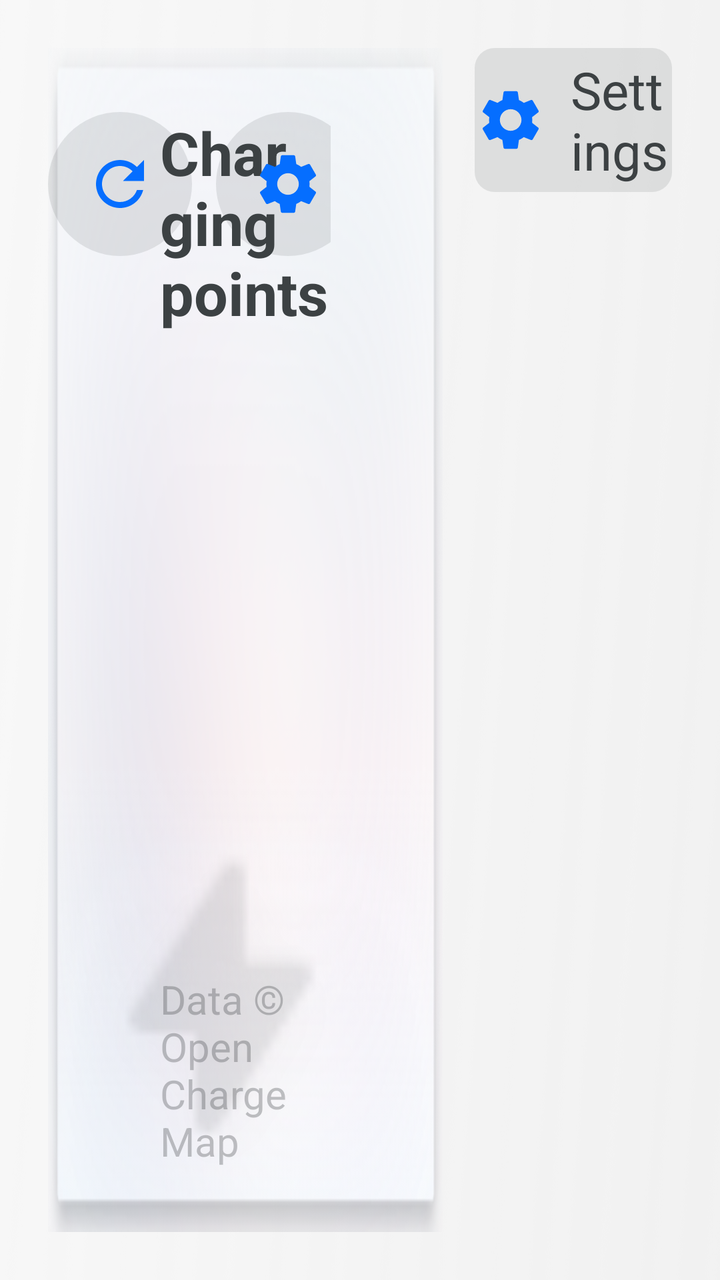
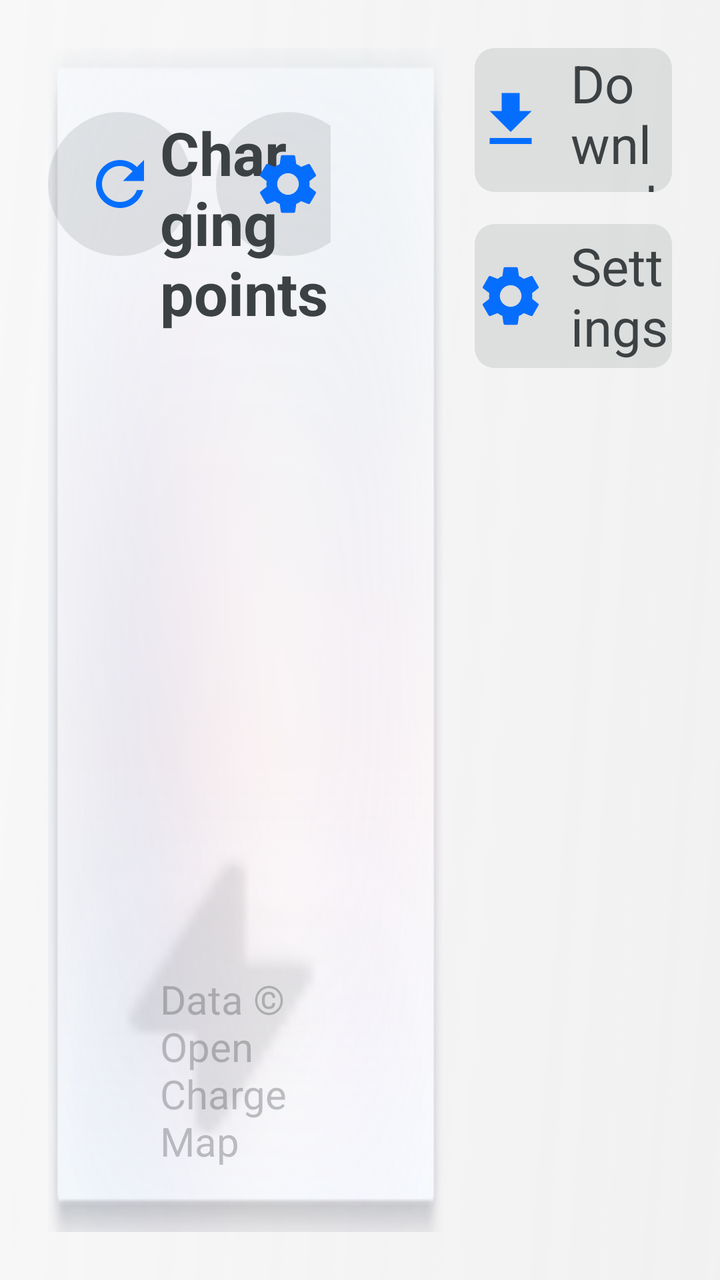

Compare the two renders of this Android layout. The source of the first and the diff that turns it into the second are given below.
<!-- AndroidManifest.xml: application theme Theme.MG4SimpleLauncher -->
<!-- res/layout/fragment_charging.xml -->
<?xml version="1.0" encoding="utf-8"?>
<LinearLayout xmlns:android="http://schemas.android.com/apk/res/android"
    android:layout_width="match_parent"
    android:layout_height="match_parent"
    android:baselineAligned="false"
    android:orientation="horizontal"
    android:padding="@dimen/screen_padding">

    <FrameLayout
        android:id="@+id/charging_card"
        android:layout_width="0dp"
        android:layout_height="match_parent"
        android:layout_weight="2"
        android:layout_marginEnd="@dimen/card_gap"
        android:background="@drawable/smallcard_selector"
        android:clickable="true"
        android:focusable="true">

        
        <ImageView
            android:layout_width="@dimen/charging_bolt_width"
            android:layout_height="@dimen/charging_bolt_height"
            android:layout_gravity="bottom|end"
            android:layout_marginEnd="@dimen/charging_bolt_margin_end"
            android:layout_marginBottom="@dimen/charging_bolt_margin_bottom"
            android:alpha="0.12"
            android:background="@drawable/ic_charging_bolt"
            android:contentDescription="@null" />

        <LinearLayout
            android:layout_width="match_parent"
            android:layout_height="match_parent"
            android:orientation="vertical"
            android:paddingStart="@dimen/charging_card_padding_h"
            android:paddingEnd="@dimen/charging_card_padding_h"
            android:paddingTop="@dimen/charging_card_padding_v"
            android:paddingBottom="@dimen/charging_card_padding_v">

            <TextView
                android:layout_width="wrap_content"
                android:layout_height="wrap_content"
                android:text="@string/charging_title"
                android:textColor="@color/text_primary"
                android:textSize="@dimen/small_card_label_size"
                android:textStyle="bold" />

            <LinearLayout
                android:id="@+id/charging_card_results"
                android:layout_width="match_parent"
                android:layout_height="0dp"
                android:layout_weight="1"
                android:layout_marginTop="14dp"
                android:orientation="vertical"
                android:visibility="gone">

                
                <TextView
                    android:id="@+id/charge_group_label"
                    android:layout_width="match_parent"
                    android:layout_height="wrap_content"
                    android:layout_marginBottom="6dp"
                    android:textColor="@color/accent"
                    android:textSize="@dimen/charge_detail_size"
                    android:textStyle="bold" />

                <include layout="@layout/part_charge_summary" android:id="@+id/charge_row_0" />
                <include layout="@layout/part_charge_summary" android:id="@+id/charge_row_1" />
                <include layout="@layout/part_charge_summary" android:id="@+id/charge_row_2" />
                <include layout="@layout/part_charge_summary" android:id="@+id/charge_row_3" />
                <include layout="@layout/part_charge_summary" android:id="@+id/charge_row_4" />
                <include layout="@layout/part_charge_summary" android:id="@+id/charge_row_5" />
            </LinearLayout>

            <TextView
                android:id="@+id/charging_card_status"
                android:layout_width="match_parent"
                android:layout_height="0dp"
                android:layout_weight="1"
                android:layout_marginTop="16dp"
                android:textColor="@color/text_secondary"
                android:textSize="@dimen/info_card_body_size" />

            <TextView
                android:layout_width="match_parent"
                android:layout_height="wrap_content"
                android:text="@string/charging_attribution"
                android:textColor="@color/text_tertiary"
                android:textSize="@dimen/secondary_text_size" />
        </LinearLayout>

        
        <LinearLayout
            android:layout_width="wrap_content"
            android:layout_height="wrap_content"
            android:layout_gravity="top|end"
            android:layout_marginTop="@dimen/charging_card_padding_v"
            android:layout_marginEnd="@dimen/charging_card_padding_h"
            android:orientation="horizontal">

            <ImageView
                android:id="@+id/charging_card_refresh"
                android:layout_width="@dimen/round_button_size"
                android:layout_height="@dimen/round_button_size"
                android:layout_marginEnd="12dp"
                android:background="@drawable/round_button_selector"
                android:clickable="true"
                android:focusable="true"
                android:contentDescription="@string/charging_refresh"
                android:padding="@dimen/round_button_icon_padding"
                android:src="@drawable/ic_refresh" />

            <ImageView
                android:id="@+id/charging_card_options"
                android:layout_width="@dimen/round_button_size"
                android:layout_height="@dimen/round_button_size"
                android:background="@drawable/round_button_selector"
                android:clickable="true"
                android:focusable="true"
                android:contentDescription="@string/charging_card_options"
                android:padding="@dimen/round_button_icon_padding"
                android:src="@drawable/ic_gear" />
        </LinearLayout>
    </FrameLayout>

    
    <LinearLayout
        android:layout_width="0dp"
        android:layout_height="match_parent"
        android:layout_weight="1"
        android:orientation="vertical">

        
        <LinearLayout
            android:id="@+id/settings_card_button"
            android:layout_width="match_parent"
            android:layout_height="@dimen/settings_tab_height"
            android:background="@drawable/native_button_selector"
            android:clickable="true"
            android:focusable="true"
            android:gravity="center"
            android:orientation="horizontal">

            <ImageView
                android:layout_width="@dimen/button_icon_size"
                android:layout_height="@dimen/button_icon_size"
                android:contentDescription="@null"
                android:src="@drawable/ic_gear" />

            <TextView
                android:layout_width="wrap_content"
                android:layout_height="wrap_content"
                android:layout_marginStart="12dp"
                android:text="@string/settings_title"
                android:textColor="@color/text_primary"
                android:textSize="@dimen/drawer_button_size" />
        </LinearLayout>
    </LinearLayout>
</LinearLayout>
<!-- res/layout/part_charge_summary.xml (included above) -->
<?xml version="1.0" encoding="utf-8"?>
<LinearLayout xmlns:android="http://schemas.android.com/apk/res/android"
    android:layout_width="match_parent"
    android:layout_height="wrap_content"
    android:layout_marginBottom="10dp"
    android:orientation="vertical">

    <TextView
        android:id="@+id/summary_name"
        android:layout_width="match_parent"
        android:layout_height="wrap_content"
        android:ellipsize="end"
        android:maxLines="1"
        android:textColor="@color/text_primary"
        android:textSize="@dimen/charge_name_size"
        android:textStyle="bold" />

    
    <LinearLayout
        android:layout_width="match_parent"
        android:layout_height="wrap_content"
        android:layout_marginTop="2dp"
        android:gravity="center_vertical"
        android:orientation="horizontal">

        <TextView
            android:id="@+id/summary_detail"
            android:layout_width="wrap_content"
            android:layout_height="wrap_content"
            android:layout_marginEnd="14dp"
            android:ellipsize="end"
            android:maxLines="1"
            android:textColor="@color/text_secondary"
            android:textSize="@dimen/charge_detail_size" />

        <include
            layout="@layout/part_charge_extras"
            android:id="@+id/summary_extras"
            android:layout_width="wrap_content"
            android:layout_height="wrap_content" />
    </LinearLayout>

</LinearLayout>
<!-- res/layout/part_charge_extras.xml (included above) -->
<?xml version="1.0" encoding="utf-8"?>
<LinearLayout xmlns:android="http://schemas.android.com/apk/res/android"
    android:layout_width="wrap_content"
    android:layout_height="wrap_content"
    android:gravity="center_vertical"
    android:orientation="horizontal">

    <ImageView
        android:id="@+id/charge_bays_icon"
        android:layout_width="@dimen/charge_glyph_width_bolt"
        android:layout_height="@dimen/charge_glyph_height"
        android:contentDescription="@null"
        android:src="@drawable/ic_glyph_bolt" />

    <TextView
        android:id="@+id/charge_bays"
        android:layout_width="wrap_content"
        android:layout_height="wrap_content"
        android:layout_marginStart="2dp"
        android:layout_marginEnd="14dp"
        android:textColor="@color/text_secondary"
        android:textSize="@dimen/secondary_text_size" />

    <ImageView
        android:id="@+id/charge_access_icon"
        android:layout_width="@dimen/charge_glyph_width_lock"
        android:layout_height="@dimen/charge_glyph_height"
        android:contentDescription="@null"
        android:src="@drawable/ic_glyph_lock" />

    <TextView
        android:id="@+id/charge_access"
        android:layout_width="wrap_content"
        android:layout_height="wrap_content"
        android:layout_marginStart="4dp"
        android:layout_marginEnd="14dp"
        android:textColor="@color/text_secondary"
        android:textSize="@dimen/secondary_text_size" />
</LinearLayout>
<!-- resources referenced by this layout -->
<resources>
  <color name="accent">#056eff</color>
  <color name="text_primary">#3c4143</color>
  <color name="text_secondary">#7f3c4143</color>
  <color name="text_tertiary">#503c4143</color>
  <dimen name="button_icon_size">36dp</dimen>
  <dimen name="card_gap">16dp</dimen>
  <dimen name="charge_detail_size">24sp</dimen>
  <dimen name="charge_glyph_height">21dp</dimen>
  <dimen name="charge_glyph_width_bolt">12dp</dimen>
  <dimen name="charge_glyph_width_lock">16dp</dimen>
  <dimen name="charge_name_size">28sp</dimen>
  <dimen name="charging_bolt_height">196dp</dimen>
  <dimen name="charging_bolt_margin_bottom">8dp</dimen>
  <dimen name="charging_bolt_margin_end">36dp</dimen>
  <dimen name="charging_bolt_width">150dp</dimen>
  <dimen name="charging_card_padding_h">56dp</dimen>
  <dimen name="charging_card_padding_v">32dp</dimen>
  <dimen name="drawer_button_size">26sp</dimen>
  <dimen name="info_card_body_size">28sp</dimen>
  <dimen name="round_button_icon_padding">18dp</dimen>
  <dimen name="round_button_size">72dp</dimen>
  <dimen name="screen_padding">24dp</dimen>
  <dimen name="secondary_text_size">20sp</dimen>
  <dimen name="settings_tab_height">72dp</dimen>
  <dimen name="small_card_label_size">30sp</dimen>
  <!-- drawable ic_glyph_bolt (drawable) -->
  <vector xmlns:android="http://schemas.android.com/apk/res/android"
      android:width="12dp"
      android:height="21dp"
      android:viewportWidth="6"
      android:viewportHeight="10.5"
      android:tint="@color/text_secondary">
      <group android:translateX="-7" android:translateY="-5.75">
          <path
              android:fillColor="#FFFFFFFF"
              android:pathData="M10.75 16.25H10V11.75H7L9.25 5.75H10V10.25H13L10.75 16.25Z" />
      </group>
  </vector>
  <!-- drawable round_button_selector (drawable) -->
  <?xml version="1.0" encoding="utf-8"?>
  <selector xmlns:android="http://schemas.android.com/apk/res/android">
      <item android:state_pressed="true">
          <shape android:shape="oval">
              <solid android:color="@color/button_surface_pressed" />
          </shape>
      </item>
      <item>
          <shape android:shape="oval">
              <solid android:color="@color/button_surface" />
          </shape>
      </item>
  </selector>
  <!-- drawable smallcard_selector (drawable) -->
  <?xml version="1.0" encoding="utf-8"?>
  <selector xmlns:android="http://schemas.android.com/apk/res/android">
      <item android:state_pressed="true" android:drawable="@drawable/bg_clicked" />
      <item android:drawable="@drawable/bg_normal" />
  </selector>
  <string name="charging_attribution">Data © Open Charge Map</string>
  <string name="charging_card_options">Show</string>
  <string name="charging_refresh">Refresh</string>
  <string name="charging_title">Charging points</string>
  <string name="settings_title">Settings</string>
  <style name="Theme.MG4SimpleLauncher" parent="Theme.AppCompat.DayNight.NoActionBar">
          <item name="android:windowBackground">@drawable/bg_home</item>
          <item name="android:statusBarColor">@android:color/transparent</item>
          <item name="android:navigationBarColor">@android:color/transparent</item>
          <item name="colorAccent">@color/accent</item>
      </style>
  <dimen name="native_button_radius">10dp</dimen>
  <color name="button_surface_pressed">#3d3c4143</color>
  <color name="button_surface">#1f3c4143</color>
  <!-- unchanged entries left out for length: 8 -->
</resources>

<!-- the commit's change to res/layout/fragment_charging.xml (unified diff, before → after) -->
@@ -131,6 +131,33 @@
 
         
         <LinearLayout
+            android:id="@+id/downloads_button"
+            android:layout_width="match_parent"
+            android:layout_height="@dimen/settings_tab_height"
+            android:layout_marginBottom="@dimen/card_gap"
+            android:background="@drawable/native_button_selector"
+            android:clickable="true"
+            android:focusable="true"
+            android:gravity="center"
+            android:orientation="horizontal">
+
+            <ImageView
+                android:layout_width="@dimen/button_icon_size"
+                android:layout_height="@dimen/button_icon_size"
+                android:contentDescription="@null"
+                android:src="@drawable/ic_download" />
+
+            <TextView
+                android:layout_width="wrap_content"
+                android:layout_height="wrap_content"
+                android:layout_marginStart="12dp"
+                android:text="@string/downloads_title"
+                android:textColor="@color/text_primary"
+                android:textSize="@dimen/drawer_button_size" />
+        </LinearLayout>
+
+        
+        <LinearLayout
             android:id="@+id/settings_card_button"
             android:layout_width="match_parent"
             android:layout_height="@dimen/settings_tab_height"
<!-- resource entries referenced after the edit -->
@@ -25,6 +25,17 @@
   <dimen name="secondary_text_size">20sp</dimen>
   <dimen name="settings_tab_height">72dp</dimen>
   <dimen name="small_card_label_size">30sp</dimen>
+  <!-- drawable ic_download (drawable) -->
+  <vector xmlns:android="http://schemas.android.com/apk/res/android"
+      android:width="96dp"
+      android:height="96dp"
+      android:viewportWidth="24"
+      android:viewportHeight="24"
+      android:tint="@color/accent">
+      <path
+          android:fillColor="#FFFFFFFF"
+          android:pathData="M19,9h-4V3H9v6H5l7,7 7,-7zM5,18v2h14v-2H5z" />
+  </vector>
   <!-- drawable ic_glyph_bolt (drawable) -->
   <vector xmlns:android="http://schemas.android.com/apk/res/android"
       android:width="12dp"
@@ -62,6 +73,7 @@
   <string name="charging_card_options">Show</string>
   <string name="charging_refresh">Refresh</string>
   <string name="charging_title">Charging points</string>
+  <string name="downloads_title">Downloads</string>
   <string name="settings_title">Settings</string>
   <style name="Theme.MG4SimpleLauncher" parent="Theme.AppCompat.DayNight.NoActionBar">
           <item name="android:windowBackground">@drawable/bg_home</item>
